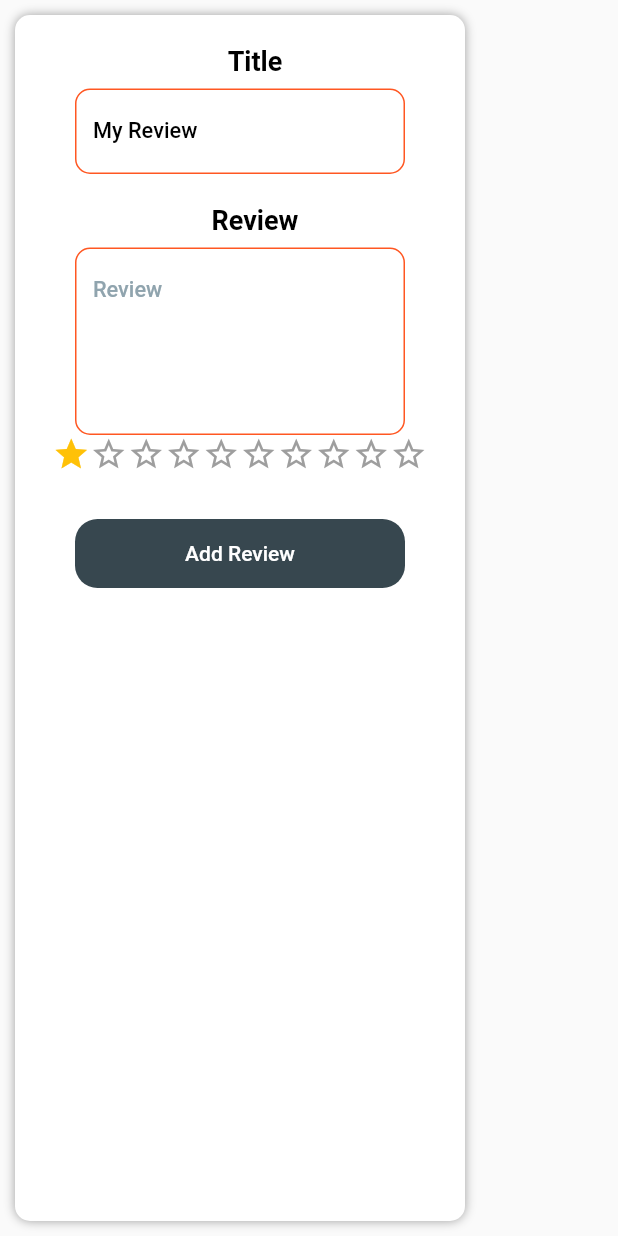
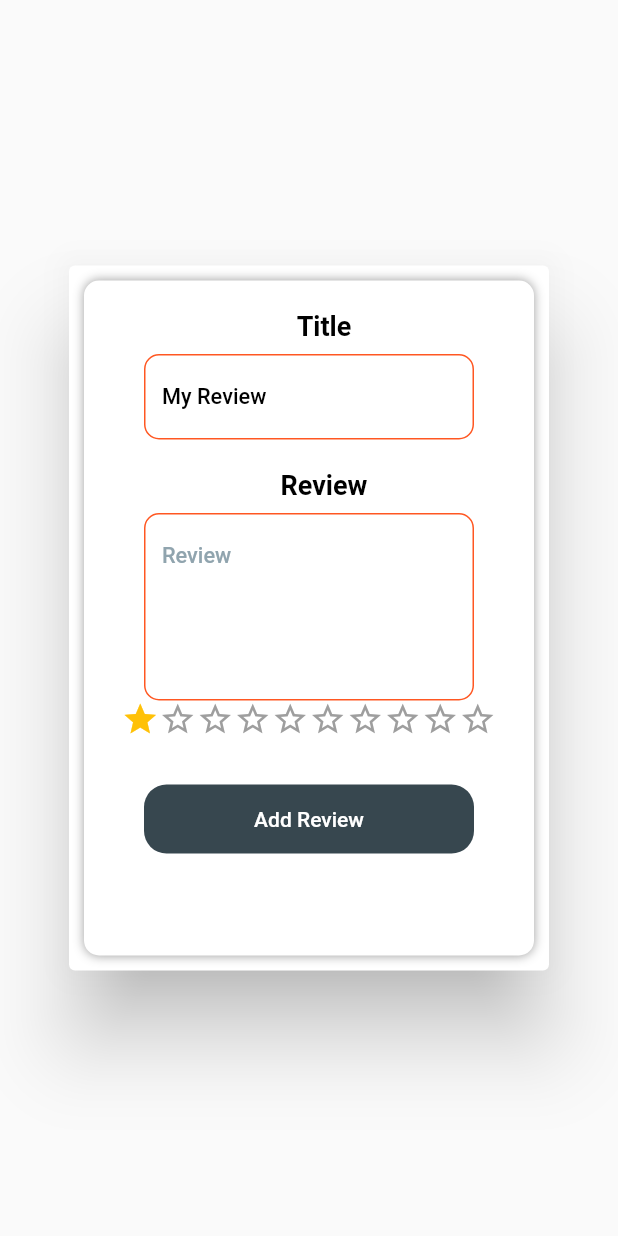
Before and after one commit to rithik-dev/Staysia-Flutter-WebApp, a Flutter app: the AddReview widget shown alone on an empty page, opened directly, on a phone screen of 412 x 824 dp. Run offline on Flutter 3.47's test engine with Material 2 defaults, Android fonts, the phone set to English and light mode, and no system bars; drawn by our look-alikes of flutter_rating, overlay_support; our stand-ins replace carousel_slider, dio, firebase_auth, flutter_spinkit, get, logger and 5 more; accounts and stored records are empty; network calls fail; Roboto replaces fonts that are missing (karla).

Commit message:
- add review changed to dialog

```diff
--- a/lib/components/add_review.dart
+++ b/lib/components/add_review.dart
@@ -31,7 +31,9 @@ class _AddReviewState extends State<AddReview> {
 
   @override
   Widget build(BuildContext context) {
-    return Container(
+    return Dialog(
+      child: Container(
+        height: 450,
         margin: EdgeInsets.all(10),
         padding: EdgeInsets.all(20),
         decoration: BoxDecoration(
@@ -198,7 +200,8 @@ class _AddReviewState extends State<AddReview> {
                                   if (Provider.of<User>(context, listen: false)
                                       .isLoggedIn) {
                                     if (_formKey.currentState.validate()) {
-                                    if ((_review == null || _review.trim() == '') &&
+                                      if ((_review == null ||
+                                              _review.trim() == '') &&
                                           _title.trim() == '') {
                                         toast('Please fill all the fields');
                                       } else {
@@ -214,8 +217,8 @@ class _AddReviewState extends State<AddReview> {
                                                       reviewBody: ReviewBody(
                                                           rating: newRating,
                                                           review: _review,
-                                                        title:
-                                                            _title ?? 'My Review'));
+                                                          title: _title ??
+                                                              'My Review'));
                                           if (newReviews == null) {
                                             logger.d('here lol');
                                             setState(() {
@@ -224,14 +227,16 @@ class _AddReviewState extends State<AddReview> {
                                             showSimpleNotification(
                                               Text(
                                                 'An error occurred while adding review',
-                                              style: TextStyle(color: Colors.white),
+                                                style: TextStyle(
+                                                    color: Colors.white),
                                               ),
                                               background: Colors.red,
                                             );
                                           } else {
                                             logger.d('here');
-                                          newReviews.reviews =
-                                              newReviews.reviews.reversed.toList();
+                                            newReviews.reviews = newReviews
+                                                .reviews.reversed
+                                                .toList();
                                             widget.updateHotel(
                                                 newReviews: newReviews);
                                             showSimpleNotification(
@@ -241,13 +246,15 @@ class _AddReviewState extends State<AddReview> {
                                             setState(() {
                                               isLoading = false;
                                             });
+                                            Navigator.pop(context);
                                           }
                                         } catch (e) {
                                           logger.e(e);
                                           showSimpleNotification(
                                             Text(
                                               'An error occurred while adding review',
-                                            style: TextStyle(color: Colors.white),
+                                              style: TextStyle(
+                                                  color: Colors.white),
                                             ),
                                             background: Colors.red,
                                           );
@@ -300,6 +307,7 @@ class _AddReviewState extends State<AddReview> {
             ],
           ),
         ),
+      ),
     );
   }
 }
```
Also changed, not shown: lib/views/hotel_details_page.dart (+15 -1 lines). Lines whose indentation alone changed are shown as unchanged.
